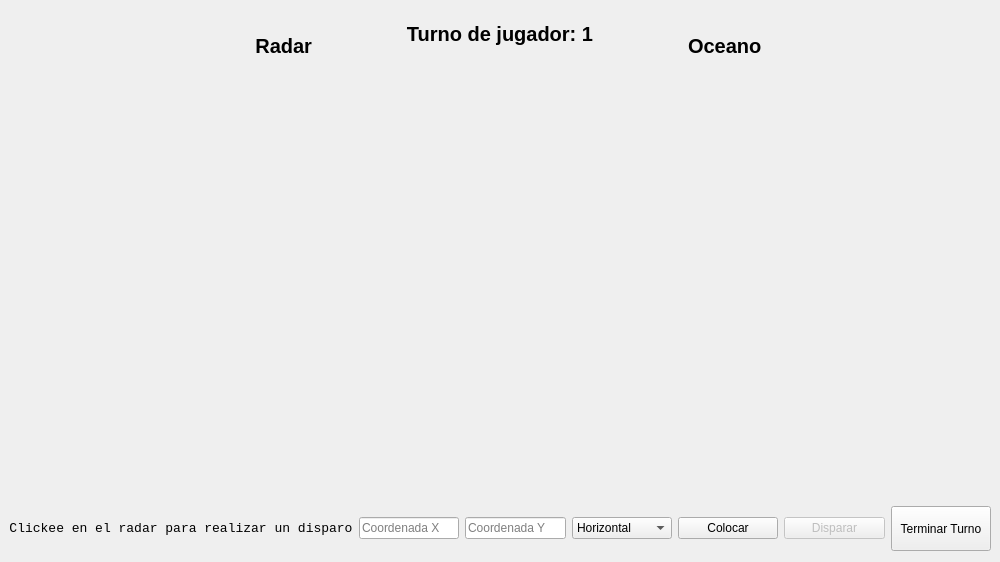
Old version of the form Defensa tp/batalla_naval_poo/mainwindow.ui in the repository Fede-T/TP3_POO.
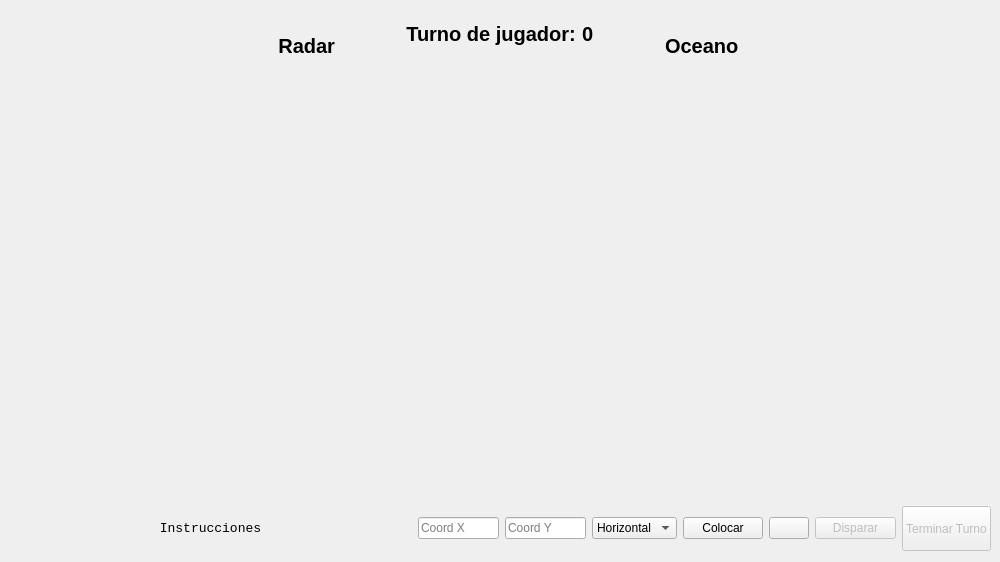
New version of the form. Icons and pictures are not drawn.

Diff of the .ui file:
```diff
--- a/Defensa tp/batalla_naval_poo/mainwindow.ui
+++ b/Defensa tp/batalla_naval_poo/mainwindow.ui
@@ -37,7 +37,7 @@
      <number>9</number>
     </property>
     <item>
-     <layout class="QHBoxLayout" name="parte_superior" stretch="5,1,4,1,5">
+     <layout class="QHBoxLayout" name="parte_superior" stretch="5,1,0,0,1,5">
       <item>
        <widget class="QLabel" name="label">
         <property name="font">
@@ -81,13 +81,27 @@
          </font>
         </property>
         <property name="text">
-         <string>Turno de jugador: 1</string>
+         <string>Turno de jugador:</string>
         </property>
         <property name="alignment">
          <set>Qt::AlignCenter</set>
         </property>
        </widget>
       </item>
+      <item>
+       <widget class="QLabel" name="turno">
+        <property name="font">
+         <font>
+          <family>Arial</family>
+          <pointsize>15</pointsize>
+          <bold>true</bold>
+         </font>
+        </property>
+        <property name="text">
+         <string>0</string>
+        </property>
+       </widget>
+      </item>
       <item>
        <spacer name="horizontalSpacer_5">
         <property name="orientation">
@@ -208,7 +222,7 @@
      </layout>
     </item>
     <item>
-     <layout class="QHBoxLayout" name="parte_inferior" stretch="1,1,1,1,1,1,1">
+     <layout class="QHBoxLayout" name="parte_inferior" stretch="5,1,1,1,1,0,1,1">
       <property name="sizeConstraint">
        <enum>QLayout::SetNoConstraint</enum>
       </property>
@@ -220,6 +234,12 @@
       </property>
       <item>
        <widget class="QLabel" name="instruccionesLabel">
+        <property name="sizePolicy">
+         <sizepolicy hsizetype="Expanding" vsizetype="Preferred">
+          <horstretch>0</horstretch>
+          <verstretch>0</verstretch>
+         </sizepolicy>
+        </property>
         <property name="font">
          <font>
           <family>Consolas</family>
@@ -227,7 +247,7 @@
          </font>
         </property>
         <property name="text">
-         <string>Clickee en el radar para realizar un disparo</string>
+         <string>Instrucciones</string>
         </property>
         <property name="alignment">
          <set>Qt::AlignCenter</set>
@@ -237,14 +257,14 @@
       <item>
        <widget class="QLineEdit" name="coordX">
         <property name="placeholderText">
-         <string>Coordenada X</string>
+         <string>Coord X</string>
         </property>
        </widget>
       </item>
       <item>
        <widget class="QLineEdit" name="coordY">
         <property name="placeholderText">
-         <string>Coordenada Y</string>
+         <string>Coord Y</string>
         </property>
        </widget>
       </item>
@@ -253,6 +273,12 @@
         <property name="enabled">
          <bool>true</bool>
         </property>
+        <property name="sizePolicy">
+         <sizepolicy hsizetype="Expanding" vsizetype="Fixed">
+          <horstretch>0</horstretch>
+          <verstretch>0</verstretch>
+         </sizepolicy>
+        </property>
         <item>
          <property name="text">
           <string>Horizontal</string>
@@ -267,16 +293,45 @@
       </item>
       <item>
        <widget class="QPushButton" name="btnColocar">
+        <property name="sizePolicy">
+         <sizepolicy hsizetype="Expanding" vsizetype="Fixed">
+          <horstretch>0</horstretch>
+          <verstretch>0</verstretch>
+         </sizepolicy>
+        </property>
         <property name="text">
          <string>Colocar</string>
         </property>
        </widget>
       </item>
+      <item>
+       <widget class="QPushButton" name="btnRandom">
+        <property name="sizePolicy">
+         <sizepolicy hsizetype="Fixed" vsizetype="Fixed">
+          <horstretch>0</horstretch>
+          <verstretch>0</verstretch>
+         </sizepolicy>
+        </property>
+        <property name="styleSheet">
+         <string notr="true">image: url(:/sprites/random_icon.png);
+</string>
+        </property>
+        <property name="text">
+         <string/>
+        </property>
+       </widget>
+      </item>
       <item>
        <widget class="QPushButton" name="btnDisparar">
         <property name="enabled">
          <bool>false</bool>
         </property>
+        <property name="sizePolicy">
+         <sizepolicy hsizetype="Expanding" vsizetype="Fixed">
+          <horstretch>0</horstretch>
+          <verstretch>0</verstretch>
+         </sizepolicy>
+        </property>
         <property name="styleSheet">
          <string notr="true"/>
         </property>
@@ -287,8 +342,11 @@
       </item>
       <item>
        <widget class="QPushButton" name="btnTerminarTurno">
+        <property name="enabled">
+         <bool>false</bool>
+        </property>
         <property name="sizePolicy">
-         <sizepolicy hsizetype="Ignored" vsizetype="Expanding">
+         <sizepolicy hsizetype="Expanding" vsizetype="Expanding">
           <horstretch>0</horstretch>
           <verstretch>0</verstretch>
          </sizepolicy>
```
Left out of the diff: 2 changed lines with no effect on the pictures.
